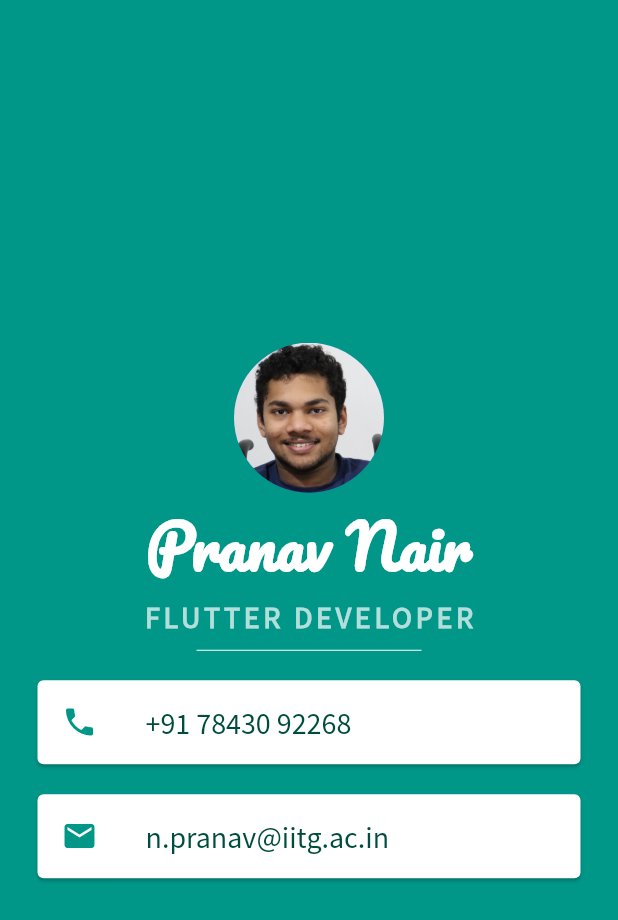
After one commit to wahyush04/CV_Flutter_Contribution, a Flutter app: the screen it shows after launch, after a tap on "Pranav's Profile", on a phone screen of 412 x 824 dp. The commit adds this screen. Shown: the top 920 px of the screen. Run offline on Flutter 3.47's test engine with Material 2 defaults, Android fonts, the phone set to English and light mode, and no system bars.

Commit message:
Added Pranav's Profile

```diff
--- a/lib/home.dart
+++ b/lib/home.dart
@@ -1,3 +1,4 @@
+import 'package:cv_flutter_contribution/pranav_profile.dart';
 import 'package:cv_flutter_contribution/wahyu_profile.dart';
 import 'package:flutter/material.dart';
 
@@ -26,6 +27,20 @@ class Home extends StatelessWidget {
                 title: Text("Wahyu's Profile"),
               ),
             ),
+          ),
+          InkWell(
+            onTap: () {
+              Navigator.push(context, MaterialPageRoute(builder: (context) => PranavProfile()));
+            },
+            child: const Card(
+              child: ListTile(
+                leading: Icon(
+                  Icons.android_rounded,
+                  color: Colors.teal,
+                ),
+                title: Text("Pranav's Profile"),
+              ),
+            ),
           )
         ],
       ),
--- /dev/null
+++ b/lib/pranav_profile.dart
@@ -0,0 +1,87 @@
+import 'package:flutter/material.dart';
+
+class PranavProfile extends StatelessWidget {
+  const PranavProfile({Key? key}) : super(key: key);
+
+  @override
+  Widget build(BuildContext context) {
+    return  MaterialApp(
+      home: Scaffold(
+        backgroundColor: Colors.teal,
+        body: SafeArea(
+          child: Column(
+            mainAxisAlignment: MainAxisAlignment.center,
+            children: [
+              CircleAvatar(
+                radius: 50.0,
+                backgroundImage: AssetImage('images/Pranav.jpg'),
+              ),
+              Text(
+                'Pranav Nair',
+                style: TextStyle(
+                  fontSize: 40.0,
+                  color: Colors.white,
+                  fontWeight: FontWeight.bold,
+                  fontFamily: 'Pacifico',
+                ),
+              ),
+              Text(
+                'FLUTTER DEVELOPER',
+                style: TextStyle(
+                  color: Colors.teal[100],
+                  fontFamily: 'Source Sans Pro',
+                  fontSize: 20.0,
+                  letterSpacing: 2.5,
+                  fontWeight: FontWeight.bold,
+                ),
+              ),
+              SizedBox(
+                height: 20.0,
+                width: 150.0,
+                child: Divider(
+                  color: Colors.white,
+                ),
+              ),
+              Card(
+                color: Colors.white,
+                margin: EdgeInsets.symmetric(vertical: 10.0, horizontal: 25.0),
+                child: ListTile(
+                  leading: Icon(
+                    Icons.phone,
+                    color: Colors.teal,
+                  ),
+                  title: Text(
+                    '+91 78430 92268',
+                    style: TextStyle(
+                      fontFamily: 'Source Sans Pro',
+                      fontSize: 20.0,
+                      color: Colors.teal[900],
+                    ),
+                  ),
+                ),
+              ),
+              Card(
+                color: Colors.white,
+                margin: EdgeInsets.symmetric(vertical: 10.0, horizontal: 25.0,),
+                child: ListTile(
+                  leading: Icon(
+                    Icons.email,
+                    color: Colors.teal,
+                  ),
+                  title: Text(
+                    'n.pranav@iitg.ac.in',
+                    style: TextStyle(
+                      fontFamily: 'Source Sans Pro',
+                      fontSize: 20.0,
+                      color: Colors.teal[900],
+                    ),
+                  ),
+                ),
+              ),
+            ],
+          ),
+        ),
+      ),
+    );
+  }
+}
```
Also changed, not shown: pubspec.yaml (+9 -0 lines), fonts/Pacifico-Regular.ttf (added), fonts/SourceSansPro-Regular.ttf (added), images/Pranav.jpg (added), pubspec.lock.
